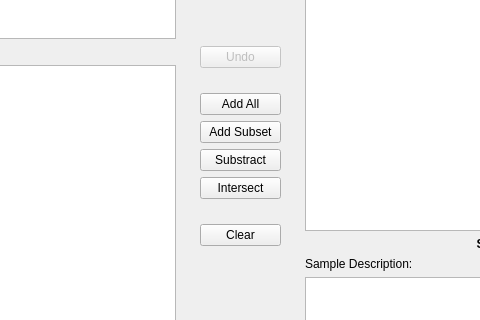
diego0020/braviz-app, file braviz/interaction/qt_guis/new_sample_screen.ui: the form before one commit; both pictures show x 220 to 700 and y 143 to 463 of the 921 by 600 pixel window.
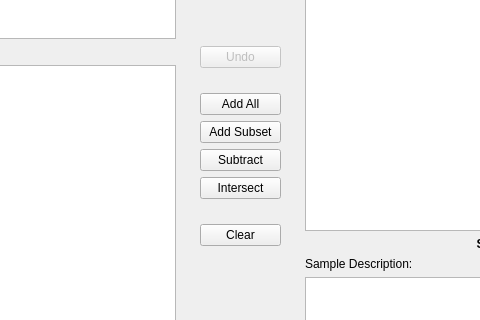
The form after the commit.

Commit message: new sample documentation

What changed in the file:
```diff
--- a/braviz/interaction/qt_guis/new_sample_screen.ui
+++ b/braviz/interaction/qt_guis/new_sample_screen.ui
@@ -185,7 +185,7 @@
           <string>Remove subject in working set from sample</string>
          </property>
          <property name="text">
-          <string>Substract</string>
+          <string>Subtract</string>
          </property>
         </widget>
        </item>
```
Left out of the diff: 2 changed lines with no effect on the pictures. The commit also changes 2 other files.
